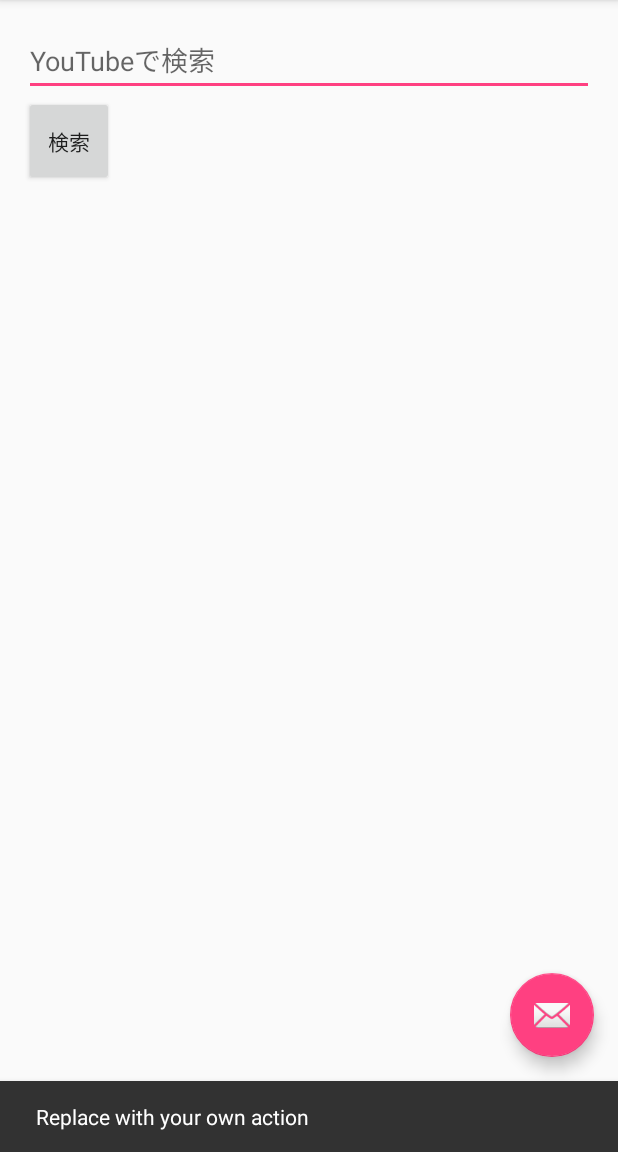
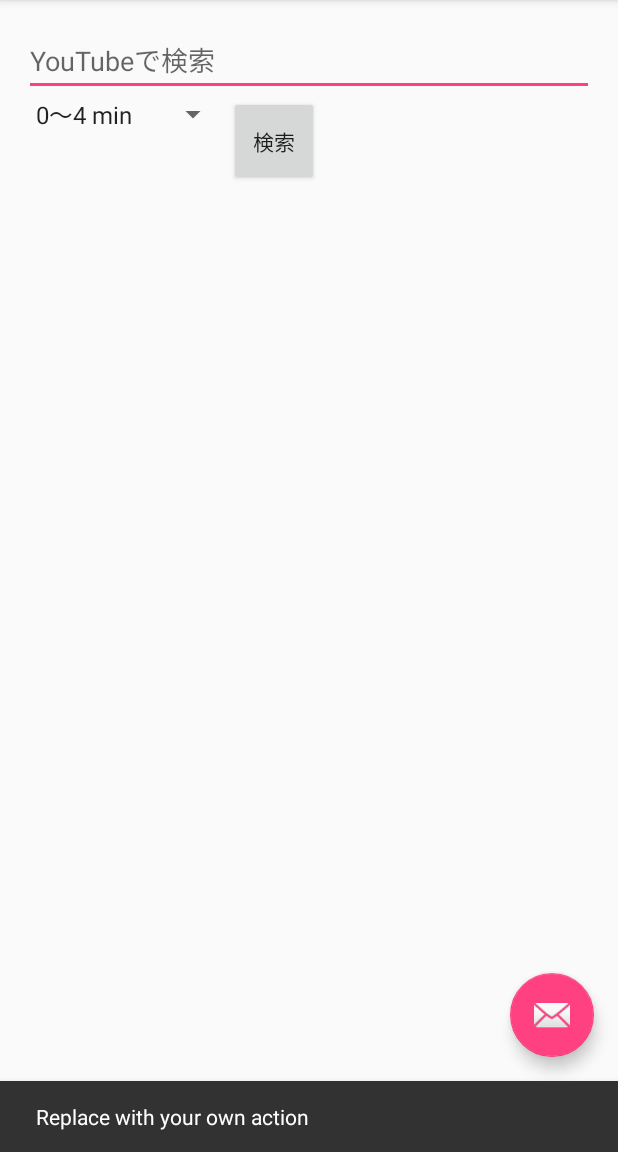
Before and after one commit to mi-nakano/MinuteTube, an Android app: the screen it shows after launch (MainActivity), after a tap on an icon or button, on a phone screen of 412 x 824 dp, the part 84-1236 px from its top. Run offline under Robolectric (Android 15) with nearby library versions, the phone set to English and light mode, and no system bars; libraries missing offline, so code that uses them is left out: com.google.api.client, com.google.api.services.

Commit message:
refactoring & fix UI

```diff
--- a/app/src/main/java/jp/mzkcreation/minutetube/MainActivity.java
+++ b/app/src/main/java/jp/mzkcreation/minutetube/MainActivity.java
@@ -14,6 +14,7 @@ import android.widget.AdapterView;
 import android.widget.Button;
 import android.widget.EditText;
 import android.widget.ListView;
+import android.widget.Spinner;
 
 import com.google.api.client.http.HttpRequest;
 import com.google.api.client.http.HttpRequestInitializer;
@@ -22,13 +23,10 @@ import com.google.api.client.http.javanet.NetHttpTransport;
 import com.google.api.client.json.JsonFactory;
 import com.google.api.client.json.jackson2.JacksonFactory;
 import com.google.api.services.youtube.YouTube;
-import com.google.api.services.youtube.model.ResourceId;
 import com.google.api.services.youtube.model.SearchListResponse;
 import com.google.api.services.youtube.model.SearchResult;
-import com.google.api.services.youtube.model.Thumbnail;
 
 import java.io.IOException;
-import java.util.Iterator;
 import java.util.List;
 
 public class MainActivity extends AppCompatActivity {
@@ -54,8 +52,10 @@ public class MainActivity extends AppCompatActivity {
         searchBtn.setOnClickListener(new View.OnClickListener() {
             @Override
             public void onClick(View v) {
+                Spinner spinner = (Spinner)findViewById(R.id.search_spinner);
+                int index = spinner.getSelectedItemPosition();
                 SearchTask task = new SearchTask();
-                task.execute(searchText.getText().toString());
+                task.execute(searchText.getText().toString(), getDurationParam(index));
             }
         });
 
@@ -92,40 +92,24 @@ public class MainActivity extends AppCompatActivity {
         return super.onOptionsItemSelected(item);
     }
 
-    private static void prettyPrint(Iterator<SearchResult> iteratorSearchResults, String query) {
-
-        System.out.println("\n=============================================================");
-        System.out.println(
-                "   First " + NUMBER_OF_VIDEOS_RETURNED + " videos for search on \"" + query + "\".");
-        System.out.println("=============================================================\n");
-
-        if (!iteratorSearchResults.hasNext()) {
-            System.out.println(" There aren't any results for your query.");
+    private String getDurationParam(int spinnerIndex){
+        switch (spinnerIndex){
+            case 0:
+                return "short";
+            case 1:
+                return "medium";
+            case 2:
+                return "long";
         }
-
-        while (iteratorSearchResults.hasNext()) {
-
-            SearchResult singleVideo = iteratorSearchResults.next();
-            ResourceId rId = singleVideo.getId();
-
-            // Double checks the kind is video.
-            if (rId.getKind().equals("youtube#video")) {
-                Thumbnail thumbnail = singleVideo.getSnippet().getThumbnails().getDefault();
-
-                System.out.println(" Video Id" + rId.getVideoId());
-                System.out.println(" Title: " + singleVideo.getSnippet().getTitle());
-                System.out.println(" Thumbnail: " + thumbnail.getUrl());
-                System.out.println("\n-------------------------------------------------------------\n");
-            }
-        }
+        return "any";
     }
 
     class SearchTask extends AsyncTask<String, Void, List<SearchResult>> {
-        String searchWord;
 
         @Override
         protected List<SearchResult> doInBackground(String... words){
-            searchWord = words[0];
+            String searchWord = words[0];
+            String duration = words[1];
 
             try {
                 youtube = new YouTube.Builder(HTTP_TRANSPORT, JSON_FACTORY, new HttpRequestInitializer() {
@@ -133,9 +117,11 @@ public class MainActivity extends AppCompatActivity {
                     }
                 }).setApplicationName("youtube-cmdline-search-sample").build();
                 YouTube.Search.List search = youtube.search().list("id,snippet");
+                search.setType("video");
                 String apiKey = Util.getYoutubeAPIKey();
                 search.setKey(apiKey);
                 search.setQ(searchWord);
+                search.setVideoDuration(duration);
                 search.setFields("items(id/kind,id/videoId,snippet/title,snippet/thumbnails/default/url)");
                 search.setMaxResults(NUMBER_OF_VIDEOS_RETURNED);
                 SearchListResponse searchResponse = search.execute();
@@ -150,7 +136,6 @@ public class MainActivity extends AppCompatActivity {
         @Override
         protected void onPostExecute(List<SearchResult> results){
             if (results != null) {
-                prettyPrint(results.iterator(), searchWord);
                 CustomAdapter adapter = new CustomAdapter(MainActivity.this);
                 for(SearchResult result : results){
                     adapter.add(Video.makeVideo(result));
--- a/app/src/main/res/layout/content_main.xml
+++ b/app/src/main/res/layout/content_main.xml
@@ -20,13 +20,24 @@
             android:id="@+id/search_text"
             android:layout_width="match_parent"
             android:layout_height="wrap_content"
+            android:singleLine="true"
+            android:maxLength="50"
             android:hint="YouTubeで検索"/>
+
+        <Spinner
+            android:id="@+id/search_spinner"
+            android:layout_width="wrap_content"
+            android:layout_height="wrap_content"
+            android:entries="@array/spinner_list"
+            android:layout_below="@id/search_text"
+            android:spinnerMode="dialog"/>
 
         <Button
             android:id="@+id/search_btn"
             android:layout_width="60dp"
             android:layout_height="60dp"
             android:layout_below="@id/search_text"
+            android:layout_toRightOf="@id/search_spinner"
             android:text="検索" />
 
     </RelativeLayout>
--- a/app/src/main/res/values/strings.xml
+++ b/app/src/main/res/values/strings.xml
@@ -1,4 +1,10 @@
 <resources>
     <string name="app_name">MinuteTube</string>
     <string name="action_settings">Settings</string>
+
+    <string-array name="spinner_list">
+        <item>0〜4 min</item>
+        <item>4〜20 min</item>
+        <item>20 min 〜</item>
+    </string-array>
 </resources>
```
